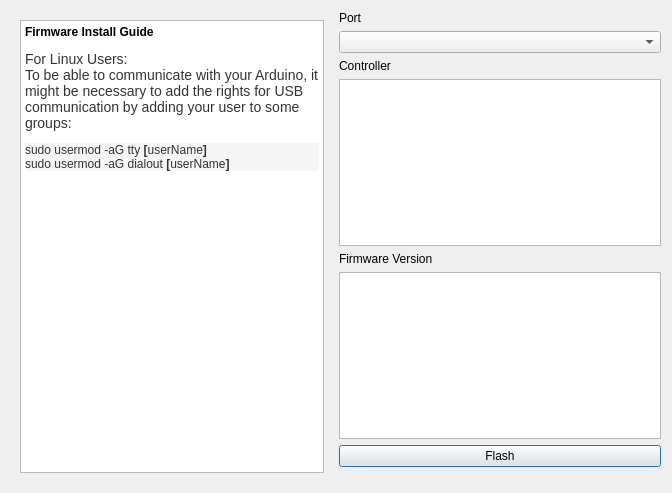
Qt form src/main/python/main/ayab/firmware_flash_gui.ui (AllYarnsAreBeautiful/ayab-desktop) before a commit.
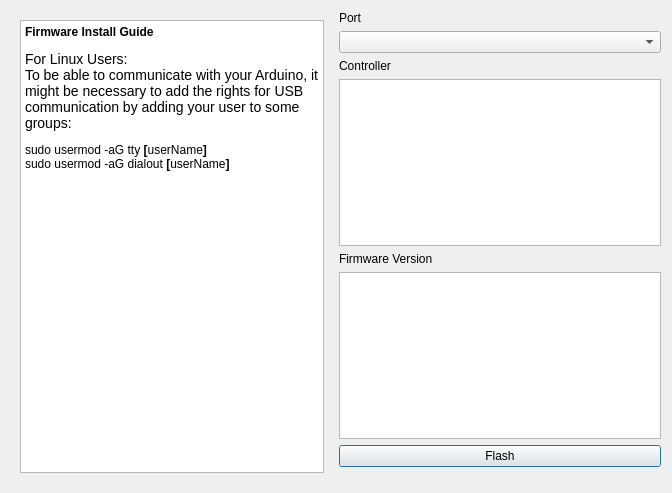
The same form after that commit.

Commit message: fix(firmware-widget): remove text style overrides that stop dark mode on Mac

What changed in the file:
```diff
--- a/src/main/python/main/ayab/firmware_flash_gui.ui
+++ b/src/main/python/main/ayab/firmware_flash_gui.ui
@@ -28,10 +28,10 @@
 p, li { white-space: pre-wrap; }
 &lt;/style&gt;&lt;/head&gt;&lt;body style=&quot; font-family:'Sans Serif'; font-size:11pt; font-weight:400; font-style:normal;&quot;&gt;
 &lt;p style=&quot; margin-top:18px; margin-bottom:12px; margin-left:0px; margin-right:0px; -qt-block-indent:0; text-indent:0px;&quot;&gt;&lt;span style=&quot; font-size:9pt; font-weight:600;&quot;&gt;Firmware Install Guide&lt;/span&gt;&lt;/p&gt;
-&lt;p style=&quot; margin-top:12px; margin-bottom:12px; margin-left:0px; margin-right:0px; -qt-block-indent:0; text-indent:0px;&quot;&gt;&lt;span style=&quot; font-family:'Arial,sans-serif'; font-size:14px; color:#333333; background-color:#ffffff;&quot;&gt;For Linux Users:&lt;/span&gt;&lt;span style=&quot; font-family:'Arial,sans-serif'; font-size:14px; color:#333333;&quot;&gt; &lt;br /&gt;To be able to communicate with your Arduino, it might be necessary to add the rights for USB communication by adding your user to some groups:&lt;/span&gt;&lt;/p&gt;
-&lt;p style=&quot; margin-top:0px; margin-bottom:0px; margin-left:0px; margin-right:0px; -qt-block-indent:0; text-indent:0px; background-color:#f5f5f5;&quot;&gt;&lt;span style=&quot; font-family:'Bitstream Vera Sans Mono,DejaVu Sans Mono,Monaco,Courier,monospace'; font-size:12px; color:#333333; background-color:#f5f5f5;&quot;&gt;sudo usermod -aG tty &lt;/span&gt;&lt;span style=&quot; font-family:'Bitstream Vera Sans Mono,DejaVu Sans Mono,Monaco,Courier,monospace'; font-size:12px; font-weight:600; color:#333333;&quot;&gt;[&lt;/span&gt;&lt;span style=&quot; font-family:'Bitstream Vera Sans Mono,DejaVu Sans Mono,Monaco,Courier,monospace'; font-size:12px; color:#333333;&quot;&gt;userName&lt;/span&gt;&lt;span style=&quot; font-family:'Bitstream Vera Sans Mono,DejaVu Sans Mono,Monaco,Courier,monospace'; font-size:12px; font-weight:600; color:#333333;&quot;&gt;]&lt;/span&gt;&lt;/p&gt;
-&lt;p style=&quot; margin-top:0px; margin-bottom:0px; margin-left:0px; margin-right:0px; -qt-block-indent:0; text-indent:0px; background-color:#f5f5f5;&quot;&gt;&lt;span style=&quot; font-family:'Bitstream Vera Sans Mono,DejaVu Sans Mono,Monaco,Courier,monospace'; font-size:12px; color:#333333;&quot;&gt;sudo usermod -aG dialout &lt;/span&gt;&lt;span style=&quot; font-family:'Bitstream Vera Sans Mono,DejaVu Sans Mono,Monaco,Courier,monospace'; font-size:12px; font-weight:600; color:#333333;&quot;&gt;[&lt;/span&gt;&lt;span style=&quot; font-family:'Bitstream Vera Sans Mono,DejaVu Sans Mono,Monaco,Courier,monospace'; font-size:12px; color:#333333;&quot;&gt;userName&lt;/span&gt;&lt;span style=&quot; font-family:'Bitstream Vera Sans Mono,DejaVu Sans Mono,Monaco,Courier,monospace'; font-size:12px; font-weight:600; color:#333333;&quot;&gt;]&lt;/span&gt;&lt;/p&gt;
-&lt;p style=&quot;-qt-paragraph-type:empty; margin-top:0px; margin-bottom:0px; margin-left:0px; margin-right:0px; -qt-block-indent:0; text-indent:0px; font-family:'Arial,sans-serif'; font-size:14px; color:#333333;&quot;&gt;&lt;br /&gt;&lt;/p&gt;&lt;/body&gt;&lt;/html&gt;</string>
+&lt;p style=&quot; margin-top:12px; margin-bottom:12px; margin-left:0px; margin-right:0px; -qt-block-indent:0; text-indent:0px;&quot;&gt;&lt;span style=&quot; font-family:'Arial,sans-serif'; font-size:14px;&quot;&gt;For Linux Users:&lt;/span&gt;&lt;span style=&quot; font-family:'Arial,sans-serif'; font-size:14px;&quot;&gt; &lt;br /&gt;To be able to communicate with your Arduino, it might be necessary to add the rights for USB communication by adding your user to some groups:&lt;/span&gt;&lt;/p&gt;
+&lt;p style=&quot; margin-top:0px; margin-bottom:0px; margin-left:0px; margin-right:0px; -qt-block-indent:0; text-indent:0px;&quot;&gt;&lt;span style=&quot; font-family:'Bitstream Vera Sans Mono,DejaVu Sans Mono,Monaco,Courier,monospace'; font-size:12px;&quot;&gt;sudo usermod -aG tty &lt;/span&gt;&lt;span style=&quot; font-family:'Bitstream Vera Sans Mono,DejaVu Sans Mono,Monaco,Courier,monospace'; font-size:12px; font-weight:600;&quot;&gt;[&lt;/span&gt;&lt;span style=&quot; font-family:'Bitstream Vera Sans Mono,DejaVu Sans Mono,Monaco,Courier,monospace'; font-size:12px;&quot;&gt;userName&lt;/span&gt;&lt;span style=&quot; font-family:'Bitstream Vera Sans Mono,DejaVu Sans Mono,Monaco,Courier,monospace'; font-size:12px; font-weight:600;&quot;&gt;]&lt;/span&gt;&lt;/p&gt;
+&lt;p style=&quot; margin-top:0px; margin-bottom:0px; margin-left:0px; margin-right:0px; -qt-block-indent:0; text-indent:0px;&quot;&gt;&lt;span style=&quot; font-family:'Bitstream Vera Sans Mono,DejaVu Sans Mono,Monaco,Courier,monospace'; font-size:12px;&quot;&gt;sudo usermod -aG dialout &lt;/span&gt;&lt;span style=&quot; font-family:'Bitstream Vera Sans Mono,DejaVu Sans Mono,Monaco,Courier,monospace'; font-size:12px; font-weight:600;&quot;&gt;[&lt;/span&gt;&lt;span style=&quot; font-family:'Bitstream Vera Sans Mono,DejaVu Sans Mono,Monaco,Courier,monospace'; font-size:12px;&quot;&gt;userName&lt;/span&gt;&lt;span style=&quot; font-family:'Bitstream Vera Sans Mono,DejaVu Sans Mono,Monaco,Courier,monospace'; font-size:12px; font-weight:600;&quot;&gt;]&lt;/span&gt;&lt;/p&gt;
+&lt;p style=&quot;-qt-paragraph-type:empty; margin-top:0px; margin-bottom:0px; margin-left:0px; margin-right:0px; -qt-block-indent:0; text-indent:0px; font-family:'Arial,sans-serif'; font-size:14px;&quot;&gt;&lt;br /&gt;&lt;/p&gt;&lt;/body&gt;&lt;/html&gt;</string>
         </property>
        </widget>
       </item>
```
